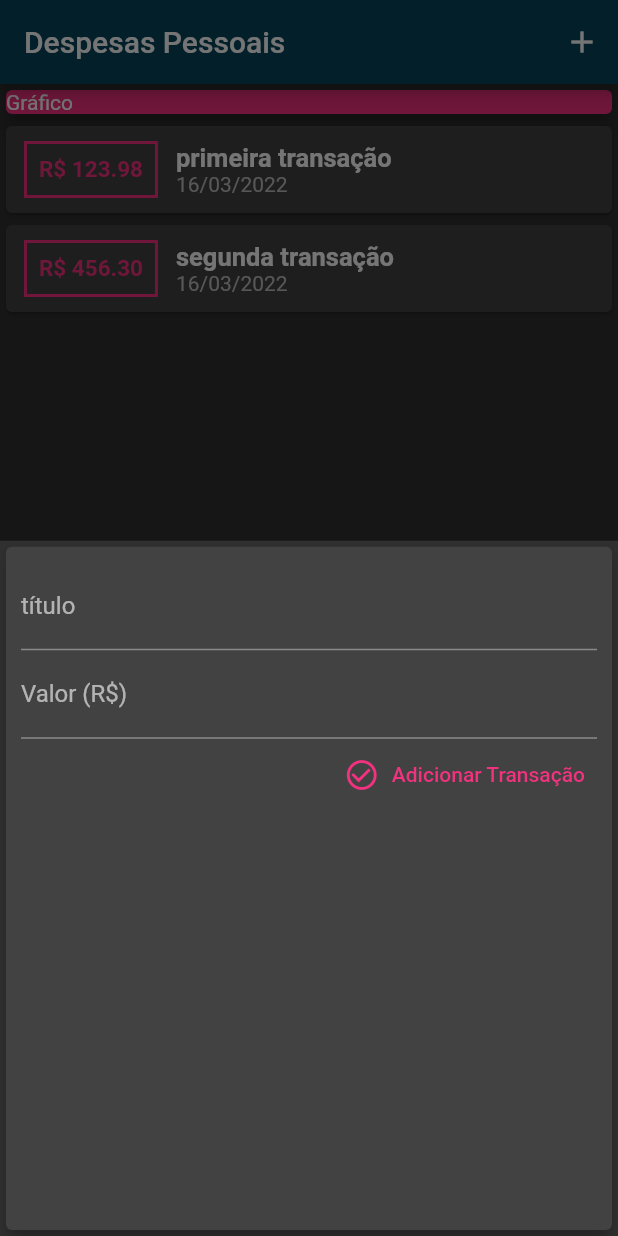
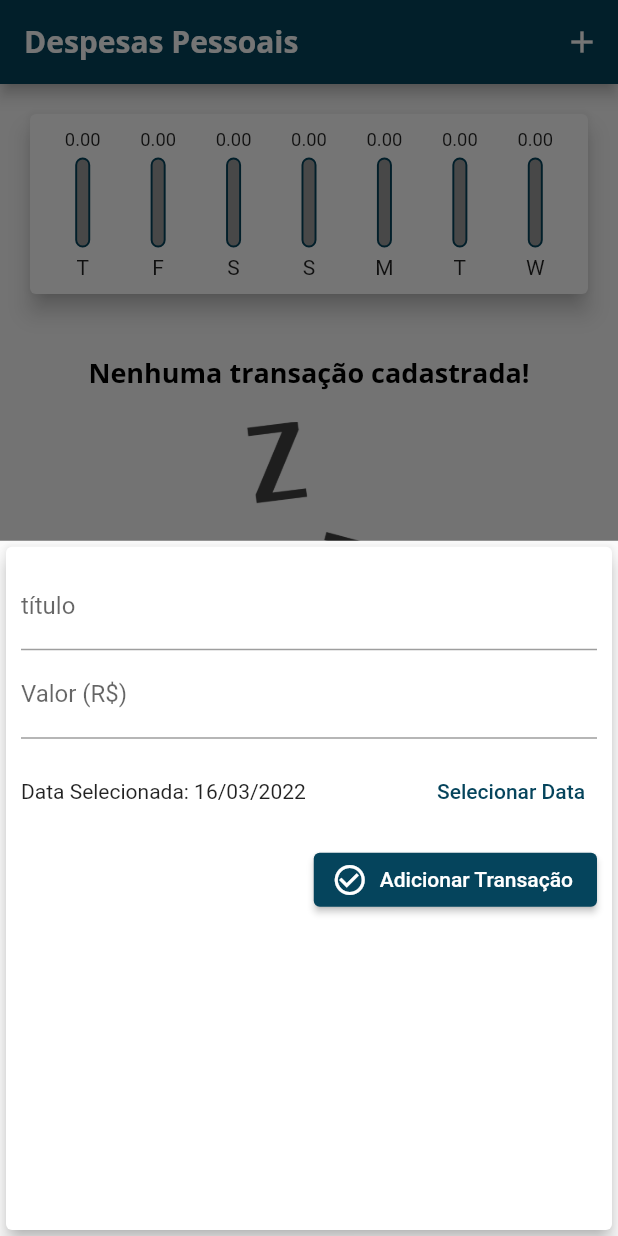
Before and after one commit to Brunoazzireluto/Des_Pes, a Flutter app: the screen it shows after launch, after a tap on the "add" icon, on a phone screen of 412 x 824 dp. Run offline on Flutter 3.47's test engine with Material 2 defaults, Android fonts, the light colour scheme and no system bars; missing offline and left inert: dart:ffi.

Commit message:
finishing code of course

```diff
--- /dev/null
+++ b/lib/components/chart.dart
@@ -0,0 +1,68 @@
+import 'dart:ffi';
+
+import 'package:des_pes/components/chart_bar.dart';
+import 'package:des_pes/models/transaction.dart';
+import 'package:intl/intl.dart';
+import 'package:flutter/material.dart';
+
+class Chart extends StatelessWidget {
+
+  final List<Transaction> recentTransactions;
+
+  Chart(this.recentTransactions);
+
+  List<Map<String, Object>> get groupedTransaction{
+    return List.generate(7, (index){
+      final weekDay = DateTime.now().subtract(
+        Duration(days: index)
+      );
+      double totalSum = 0.0;
+      for(var i = 0; i < recentTransactions.length; i++){
+        bool sameDay = recentTransactions[i].date.day == weekDay.day;
+        bool sameMonth = recentTransactions[i].date.month == weekDay.month;
+        bool sameYear = recentTransactions[i].date.year == weekDay.year;
+
+        if( sameDay && sameMonth && sameYear){
+          totalSum += recentTransactions[i].value;
+        }
+      }
+
+
+      return {
+        'day': DateFormat.E().format(weekDay)[0],
+        'value': totalSum,
+      };
+    }).reversed.toList();
+  }
+
+  double get _weektotalValue {
+    return groupedTransaction.fold(0.0, (sum, tr){
+      return sum + (tr['value'] as num).toDouble();
+    });
+  }
+
+  @override
+  Widget build(BuildContext context) {
+    return Card(
+      elevation: 6,
+      margin: EdgeInsets.all(20),
+      child: Padding(
+        padding: const EdgeInsets.all(10),
+        child: Row(
+          mainAxisAlignment: MainAxisAlignment.spaceAround,
+          children: groupedTransaction.map((tr) {
+            var value = (tr['value'] as num).toDouble();
+            return Flexible(
+              fit: FlexFit.tight,
+              child: ChartBar(
+                label: tr['day'].toString(),
+                value: value,
+                percentage: _weektotalValue == 0 ? 0 : value / _weektotalValue,
+              ),
+            );
+          }).toList(),
+        ),
+      ),
+    );
+  }
+}
--- /dev/null
+++ b/lib/components/chart_bar.dart
@@ -0,0 +1,56 @@
+import 'package:flutter/material.dart';
+
+class ChartBar extends StatelessWidget {
+  final String label;
+  final double value;
+  final double percentage;
+
+  ChartBar({this.label = '', this.value = 0, this.percentage = 0});
+
+  @override
+  Widget build(BuildContext context) {
+    return Column(
+      children: [
+        SizedBox(
+          height: 14,
+          child: FittedBox(
+            child: Text(value.toStringAsFixed(2)),
+          ),
+        ),
+        const SizedBox(
+          height: 5,
+        ),
+        SizedBox(
+          height: 60,
+          width: 10,
+          child: Stack(
+            alignment: Alignment.bottomCenter,
+            children: [
+              Container(
+                decoration: BoxDecoration(
+                    border: Border.all(
+                      color: const Color(0xFF05445C),
+                      width: 1.3,
+                    ),
+                    color: Colors.grey,
+                    borderRadius: BorderRadius.circular(5)),
+              ),
+              FractionallySizedBox(
+                heightFactor: percentage,
+                child: Container(
+                  decoration: BoxDecoration(
+                      color: Theme.of(context).colorScheme.secondary,
+                      borderRadius: BorderRadius.circular(5)),
+                ),
+              )
+            ],
+          ),
+        ),
+        const SizedBox(
+          height: 5,
+        ),
+        Text(label)
+      ],
+    );
+  }
+}
--- a/lib/components/transaction_form.dart
+++ b/lib/components/transaction_form.dart
@@ -1,7 +1,9 @@
 import 'package:flutter/material.dart';
+import 'package:intl/intl.dart';
+
 
 class TransactionForm extends StatefulWidget {
-  final void Function(String, double) onSubmit;
+  final void Function(String, double, DateTime) onSubmit;
 
   TransactionForm(this.onSubmit);
 
@@ -11,18 +13,35 @@ class TransactionForm extends StatefulWidget {
 
 class _TransactionFormState extends State<TransactionForm> {
   final titleController = TextEditingController();
-
   final valueController = TextEditingController();
+  DateTime _selectedDate = DateTime.now();
 
   _submitForm() {
     final title = titleController.text;
     final value = double.tryParse(valueController.text) ?? 0.0;
 
-    if(title.isEmpty || value <= 0){
+    if(title.isEmpty || value <= 0 || _selectedDate == null){
       return;
     }
 
-    widget.onSubmit(title, value);
+    widget.onSubmit(title, value, _selectedDate);
+  }
+
+  _showDatePicker(){
+    showDatePicker(
+      context: context,
+      initialDate: DateTime.now(),
+      firstDate: DateTime(2019),
+      lastDate: DateTime.now(),
+      locale: const Locale('pt', 'BR')
+    ).then((pickedDate){
+      if(pickedDate == null){
+        return;
+      }
+      setState(() {
+        _selectedDate = pickedDate;
+      });
+    });
   }
 
   @override
@@ -48,14 +67,31 @@ class _TransactionFormState extends State<TransactionForm> {
               keyboardType:const TextInputType.numberWithOptions(decimal: true),
               onSubmitted: (_) => _submitForm(),
             ),
+            Container(
+              height: 70,
+              child: Row(
+                children: [
+                  Expanded(
+                    child: Text(
+                      _selectedDate == null ? 'Nenhuma data Selecionada'
+                      :'Data Selecionada: ${DateFormat('dd/MM/y').format(_selectedDate)}'
+                      ),
+                  ),
+                  TextButton(
+                    child: const Text('Selecionar Data'),
+                    onPressed: _showDatePicker,
+                  )
+                ],
+              ),
+            ),
             Row(
               mainAxisAlignment: MainAxisAlignment.end,
               children: [
-                TextButton.icon(
+                ElevatedButton.icon(
                   icon: const Icon(Icons.check_circle_outline),
                   onPressed: _submitForm,
                   label: const Text('Adicionar Transação'),
-                ),
+                )
               ],
             ),
           ],
--- a/lib/components/transaction_list.dart
+++ b/lib/components/transaction_list.dart
@@ -4,54 +4,70 @@ import 'package:intl/intl.dart';
 
 class TransactionList extends StatelessWidget {
   final List<Transaction> transactions;
+  final void Function(String) onRemove;
 
-  TransactionList(this.transactions);
+  TransactionList(this.transactions, this.onRemove);
 
   @override
   Widget build(BuildContext context) {
     return SizedBox(
-      height: 300,
-      child: ListView.builder(
+      height: 400,
+      child: transactions.isEmpty
+          ? Column(
+              children: [
+                const SizedBox(
+                  height: 20,
+                ),
+                Text(
+                  'Nenhuma transação cadastrada!',
+                  style: Theme.of(context).textTheme.headline6,
+                ),
+                const SizedBox(
+                  height: 20,
+                ),
+                SizedBox(
+                  height: 200,
+                  child: Image.asset(
+                    'assets/images/waiting.png',
+                    fit: BoxFit.cover,
+                  ),
+                )
+              ],
+            )
+          : ListView.builder(
               itemCount: transactions.length,
               itemBuilder: (ctx, index) {
                 final tr = transactions[index];
                 return Card(
-              child: Row(
-                children: [
-                  Container(
-                    margin: const EdgeInsets.symmetric(
-                        horizontal: 12, vertical: 10),
-                    decoration: BoxDecoration(
-                        border: Border.all(
-                      color: const Color(0xFFF2317F),
-                      width: 2,
+                  elevation: 5,
+                  margin: EdgeInsets.symmetric(vertical: 8, horizontal: 5),
+                  child: ListTile(
+                    leading: CircleAvatar(
+                      backgroundColor: Theme.of(context).colorScheme.secondary,
+                      radius: 30,
+                      child: Padding(
+                        padding: const EdgeInsets.all(6),
+                        child: FittedBox(
+                            child: Text(
+                          'R\$ ${tr.value.toStringAsFixed(2)}',
+                          style: const TextStyle(
+                              color: Colors.white,
+                              fontWeight: FontWeight.bold),
                         )),
-                    padding: const EdgeInsets.all(8),
-                    child: Text(
-                      "R\$ ${tr.value.toStringAsFixed(2)}",
-                      style: const TextStyle(
-                          fontWeight: FontWeight.bold,
-                          fontSize: 15,
-                          color: Color(0xFFF2317F)),
                       ),
                     ),
-                  Column(
-                    crossAxisAlignment: CrossAxisAlignment.start,
-                    children: [
-                      Text(
+                    title: Text(
                       tr.title,
-                        style: const TextStyle(
-                          fontSize: 17,
-                          fontWeight: FontWeight.bold,
+                      style: Theme.of(context).textTheme.headline6 ,
                     ),
+                    subtitle: Text(
+                      DateFormat('d MMM y').format(tr.date)
                     ),
-                      Text(
-                        DateFormat('dd/MM/y').format(tr.date),
-                        style: TextStyle(fontSize: 14, color: Colors.grey[400]),
-                      )
-                    ],
-                  )
-                ],
+                    trailing: IconButton(
+                      icon: const Icon(Icons.delete_rounded),
+                      onPressed: () => onRemove(tr.id) ,
+                      color: Theme.of(context).colorScheme.primary
+                    ),
                   ),
                 );
               },
--- a/lib/main.dart
+++ b/lib/main.dart
@@ -1,6 +1,8 @@
+import 'package:des_pes/components/chart.dart';
 import 'package:des_pes/components/transaction_form.dart';
 import 'package:des_pes/components/transaction_list.dart';
 import 'package:flutter/material.dart';
+import 'package:flutter_localizations/flutter_localizations.dart';
 import 'dart:math';
 import 'models/transaction.dart';
 
@@ -10,16 +12,38 @@ void main() {
 }
 
 class ExpenseApp extends StatelessWidget {
-// Button color = 0xFF5C4F74
-// Detaisl = 0xFFF2317F
 
   @override
   Widget build(BuildContext context) {
+    final ThemeData theme = ThemeData();
+
     return MaterialApp(
-      theme: ThemeData(
-          brightness: Brightness.dark,
-          textButtonTheme: TextButtonThemeData(
-              style: TextButton.styleFrom(primary: const Color(0xFFF2317F)))),
+      theme: theme.copyWith(
+        colorScheme: theme.colorScheme.copyWith(
+          primary: const Color(0xFF05445C),
+          secondary: const Color(0xFFF2317F),
+        ),
+        textTheme: theme.textTheme.copyWith(
+          headline6: const TextStyle(
+            fontFamily: 'Quicksand',
+            fontSize:18,
+            fontWeight: FontWeight.bold,
+            color: Colors.black
+          )
+        ),
+        appBarTheme: const AppBarTheme(
+          titleTextStyle:  TextStyle(
+            fontFamily: 'OpenSans',
+            fontSize: 20,
+            fontWeight: FontWeight.bold
+          ),
+          )
+        ),
+        localizationsDelegates: const [
+           GlobalMaterialLocalizations.delegate,
+          GlobalWidgetsLocalizations.delegate
+        ],
+        supportedLocales: const [Locale('pt', 'BR')],
       home: Homepage(),
     );
   }
@@ -33,31 +57,34 @@ class Homepage extends StatefulWidget {
 
 class _HomepageState extends State<Homepage> {
 
-  final _transactions = [
-    Transaction(
-        id: 't1',
-        title: 'primeira transação',
-        value: 123.98,
-        date: DateTime.now()),
-    Transaction(
-        id: 't2',
-        title: 'segunda transação',
-        value: 456.30,
-        date: DateTime.now()),
-  ];
+  final List<Transaction> _transactions = [];
 
-    _addTransaction(String title, double value) {
+  List<Transaction> get _recentTransactions {
+    return _transactions.where((tr) {
+      return tr.date.isAfter(DateTime.now().subtract( const Duration(days: 7)));
+    }).toList();
+  }
+
+    _addTransaction(String title, double value, DateTime date) {
     final newTransaction = Transaction(
         id: Random().nextDouble().toString(),
         title: title,
         value: value,
-        date: DateTime.now());
+        date: date
+      );
 
     setState(() {
       _transactions.add(newTransaction);
     });
+
+    Navigator.of(context).pop();
   }
 
+  _removeTransaction(String id){
+    setState(() {
+      _transactions.removeWhere((tr) => tr.id == id);
+    });
+  }
 
   _openTransactionFormModal(BuildContext context) {
     showModalBottomSheet(
@@ -73,7 +100,7 @@ class _HomepageState extends State<Homepage> {
     // ignore: prefer_const_constructors
     return Scaffold(
         appBar: AppBar(
-          backgroundColor: const Color(0xFF05445C),
+
           title: const Text('Despesas Pessoais'),
           actions: [
             IconButton(
@@ -86,22 +113,15 @@ class _HomepageState extends State<Homepage> {
           child: Column(
             crossAxisAlignment: CrossAxisAlignment.stretch,
             children: [
-              Container(
-                width: double.infinity,
-                child: const Card(
-                  color: Color(0xFFF2317F),
-                  child: Text('Gráfico'),
-                  elevation: 5,
-                ),
-              ),
-              TransactionList(_transactions),
+              Chart(_recentTransactions),
+              TransactionList(_transactions, _removeTransaction),
             ],
           ),
         ),
         floatingActionButton: FloatingActionButton(
-          child: const Icon(Icons.add),
+          child: const Icon(Icons.add, color: Colors.white,),
           onPressed: () => _openTransactionFormModal(context),
-          backgroundColor: const Color(0xFFF2317F) ,
+          backgroundColor: const Color(0xFF05445C) ,
         ),
         floatingActionButtonLocation: FloatingActionButtonLocation.centerDocked ,
         );
```
Also changed, not shown: pubspec.yaml (+16 -8 lines), assets/fonts/OpenSans-Bold.ttf (added), assets/fonts/OpenSans-Regular.ttf (added), assets/fonts/Quicksand-Bold.ttf (added), assets/fonts/Quicksand-Light.ttf (added), assets/fonts/Quicksand-Medium.ttf (added), assets/fonts/Quicksand-Regular.ttf (added), assets/images/waiting.png (added), pubspec.lock. Lines whose indentation alone changed are shown as unchanged.
